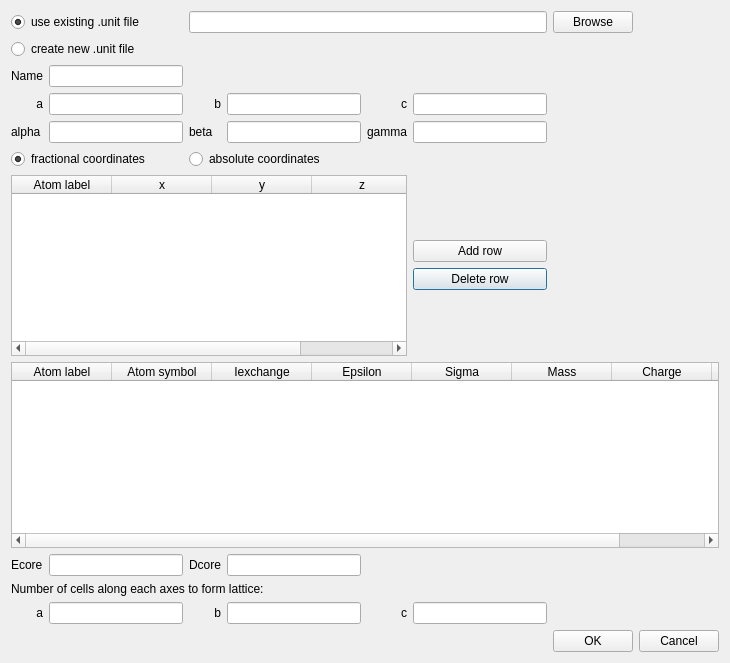
Above: src/makelatticedialog.ui from samcallear/EPSRgui before the change. Below: the same form after it.
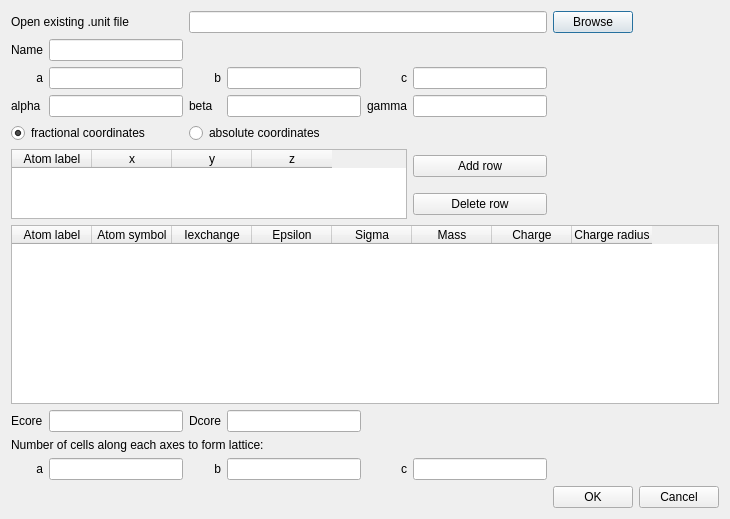
That is the form after the change.

What changed in the file:
```diff
--- a/src/makelatticedialog.ui
+++ b/src/makelatticedialog.ui
@@ -7,7 +7,7 @@
     <x>0</x>
     <y>0</y>
     <width>730</width>
-    <height>663</height>
+    <height>519</height>
    </rect>
   </property>
   <property name="windowTitle">
@@ -16,21 +16,61 @@
   <layout class="QHBoxLayout" name="horizontalLayout">
    <item>
     <layout class="QGridLayout" name="gridLayout">
-     <item row="12" column="0" colspan="4">
-      <widget class="QLabel" name="label">
+     <item row="0" column="0" colspan="2">
+      <widget class="QLabel" name="label_14">
        <property name="text">
-        <string>Number of cells along each axes to form lattice:</string>
+        <string>Open existing .unit file</string>
        </property>
       </widget>
      </item>
-     <item row="3" column="3">
+     <item row="0" column="2" colspan="4">
+      <widget class="QLineEdit" name="unitFileLineEdit"/>
+     </item>
+     <item row="0" column="6">
+      <widget class="QPushButton" name="browseButton">
+       <property name="text">
+        <string>Browse</string>
+       </property>
+      </widget>
+     </item>
+     <item row="1" column="0">
+      <widget class="QLabel" name="label_5">
+       <property name="text">
+        <string>Name</string>
+       </property>
+      </widget>
+     </item>
+     <item row="1" column="1">
+      <widget class="QLineEdit" name="fileNameLineEdit"/>
+     </item>
+     <item row="2" column="0">
+      <widget class="QLabel" name="label_6">
+       <property name="text">
+        <string>a</string>
+       </property>
+       <property name="alignment">
+        <set>Qt::AlignRight|Qt::AlignTrailing|Qt::AlignVCenter</set>
+       </property>
+      </widget>
+     </item>
+     <item row="2" column="1">
+      <widget class="QLineEdit" name="aLineEdit"/>
+     </item>
+     <item row="2" column="2">
+      <widget class="QLabel" name="label_7">
+       <property name="text">
+        <string>b</string>
+       </property>
+       <property name="alignment">
+        <set>Qt::AlignRight|Qt::AlignTrailing|Qt::AlignVCenter</set>
+       </property>
+      </widget>
+     </item>
+     <item row="2" column="3">
       <widget class="QLineEdit" name="bLineEdit"/>
      </item>
-     <item row="13" column="5">
-      <widget class="QLineEdit" name="cLattLineEdit"/>
-     </item>
-     <item row="13" column="4">
-      <widget class="QLabel" name="label_4">
+     <item row="2" column="4">
+      <widget class="QLabel" name="label_8">
        <property name="text">
         <string>c</string>
        </property>
@@ -39,20 +79,10 @@
        </property>
       </widget>
      </item>
-     <item row="3" column="5">
+     <item row="2" column="5">
       <widget class="QLineEdit" name="cLineEdit"/>
      </item>
-     <item row="5" column="2" colspan="2">
-      <widget class="QRadioButton" name="absRadioButton">
-       <property name="text">
-        <string>absolute coordinates</string>
-       </property>
-       <attribute name="buttonGroup">
-        <string notr="true">buttonGroup_2</string>
-       </attribute>
-      </widget>
-     </item>
-     <item row="4" column="0">
+     <item row="3" column="0">
       <widget class="QLabel" name="label_9">
        <property name="text">
         <string>alpha</string>
@@ -60,27 +90,56 @@
       </widget>
      </item>
      <item row="3" column="1">
-      <widget class="QLineEdit" name="aLineEdit"/>
+      <widget class="QLineEdit" name="alLineEdit"/>
      </item>
-     <item row="8" column="5">
-      <widget class="QPushButton" name="deleteRowButton">
+     <item row="3" column="2">
+      <widget class="QLabel" name="label_10">
        <property name="text">
-        <string>Delete row</string>
+        <string>beta</string>
        </property>
       </widget>
      </item>
-     <item row="1" column="0" colspan="2">
-      <widget class="QRadioButton" name="createRadioButton">
+     <item row="3" column="3">
+      <widget class="QLineEdit" name="beLineEdit"/>
+     </item>
+     <item row="3" column="4">
+      <widget class="QLabel" name="label_11">
        <property name="text">
-        <string>create new .unit file</string>
+        <string>gamma</string>
        </property>
+      </widget>
+     </item>
+     <item row="3" column="5">
+      <widget class="QLineEdit" name="gaLineEdit"/>
+     </item>
+     <item row="4" column="0" colspan="2">
+      <widget class="QRadioButton" name="fracRadioButton">
+       <property name="text">
+        <string>fractional coordinates</string>
+       </property>
+       <property name="checked">
+        <bool>true</bool>
+       </property>
        <attribute name="buttonGroup">
         <string notr="true">buttonGroup</string>
        </attribute>
       </widget>
      </item>
-     <item row="6" column="0" rowspan="4" colspan="5">
+     <item row="4" column="2" colspan="2">
+      <widget class="QRadioButton" name="absRadioButton">
+       <property name="text">
+        <string>absolute coordinates</string>
+       </property>
+       <attribute name="buttonGroup">
+        <string notr="true">buttonGroup_2</string>
+       </attribute>
+      </widget>
+     </item>
+     <item row="5" column="0" rowspan="2" colspan="5">
       <widget class="QTableWidget" name="coordTable">
+       <attribute name="horizontalHeaderDefaultSectionSize">
+        <number>80</number>
+       </attribute>
        <column>
         <property name="text">
          <string>Atom label</string>
@@ -103,17 +162,95 @@
        </column>
       </widget>
      </item>
-     <item row="11" column="0">
+     <item row="5" column="5">
+      <widget class="QPushButton" name="addRowButton">
+       <property name="text">
+        <string>Add row</string>
+       </property>
+      </widget>
+     </item>
+     <item row="6" column="5">
+      <widget class="QPushButton" name="deleteRowButton">
+       <property name="text">
+        <string>Delete row</string>
+       </property>
+      </widget>
+     </item>
+     <item row="7" column="0" colspan="8">
+      <widget class="QTableWidget" name="paramTable">
+       <attribute name="horizontalHeaderDefaultSectionSize">
+        <number>80</number>
+       </attribute>
+       <column>
+        <property name="text">
+         <string>Atom label</string>
+        </property>
+       </column>
+       <column>
+        <property name="text">
+         <string>Atom symbol</string>
+        </property>
+       </column>
+       <column>
+        <property name="text">
+         <string>Iexchange</string>
+        </property>
+       </column>
+       <column>
+        <property name="text">
+         <string>Epsilon</string>
+        </property>
+       </column>
+       <column>
+        <property name="text">
+         <string>Sigma</string>
+        </property>
+       </column>
+       <column>
+        <property name="text">
+         <string>Mass</string>
+        </property>
+       </column>
+       <column>
+        <property name="text">
+         <string>Charge</string>
+        </property>
+       </column>
+       <column>
+        <property name="text">
+         <string>Charge radius</string>
+        </property>
+       </column>
+      </widget>
+     </item>
+     <item row="8" column="0">
       <widget class="QLabel" name="label_12">
        <property name="text">
         <string>Ecore</string>
        </property>
       </widget>
      </item>
-     <item row="4" column="3">
-      <widget class="QLineEdit" name="beLineEdit"/>
+     <item row="8" column="1">
+      <widget class="QLineEdit" name="ecoreLineEdit"/>
      </item>
-     <item row="13" column="0">
+     <item row="8" column="2">
+      <widget class="QLabel" name="label_13">
+       <property name="text">
+        <string>Dcore</string>
+       </property>
+      </widget>
+     </item>
+     <item row="8" column="3">
+      <widget class="QLineEdit" name="dcoreLineEdit"/>
+     </item>
+     <item row="9" column="0" colspan="4">
+      <widget class="QLabel" name="label">
+       <property name="text">
+        <string>Number of cells along each axes to form lattice:</string>
+       </property>
+      </widget>
+     </item>
+     <item row="10" column="0">
       <widget class="QLabel" name="label_2">
        <property name="text">
         <string>a</string>
@@ -123,88 +260,11 @@
        </property>
       </widget>
      </item>
-     <item row="13" column="1">
+     <item row="10" column="1">
       <widget class="QLineEdit" name="aLattLineEdit"/>
      </item>
-     <item row="4" column="1">
-      <widget class="QLineEdit" name="alLineEdit"/>
-     </item>
-     <item row="2" column="0">
-      <widget class="QLabel" name="label_5">
-       <property name="text">
-        <string>Name</string>
-       </property>
-      </widget>
-     </item>
-     <item row="0" column="0" colspan="2">
-      <widget class="QRadioButton" name="existingRadioButton">
-       <property name="text">
-        <string>use existing .unit file</string>
-       </property>
-       <property name="checked">
-        <bool>true</bool>
-       </property>
-       <attribute name="buttonGroup">
-        <string notr="true">buttonGroup</string>
-       </attribute>
-      </widget>
-     </item>
-     <item row="4" column="4">
-      <widget class="QLabel" name="label_11">
-       <property name="text">
-        <string>gamma</string>
-       </property>
-      </widget>
-     </item>
-     <item row="0" column="2" colspan="4">
-      <widget class="QLineEdit" name="unitFileLineEdit"/>
-     </item>
-     <item row="5" column="0" colspan="2">
-      <widget class="QRadioButton" name="fracRadioButton">
-       <property name="text">
-        <string>fractional coordinates</string>
-       </property>
-       <property name="checked">
-        <bool>true</bool>
-       </property>
-       <attribute name="buttonGroup">
-        <string notr="true">buttonGroup_2</string>
-       </attribute>
-      </widget>
-     </item>
-     <item row="4" column="2">
-      <widget class="QLabel" name="label_10">
-       <property name="text">
-        <string>beta</string>
-       </property>
-      </widget>
-     </item>
-     <item row="14" column="7">
-      <widget class="QPushButton" name="cancelButton">
-       <property name="text">
-        <string>Cancel</string>
-       </property>
-      </widget>
-     </item>
-     <item row="14" column="6">
-      <widget class="QPushButton" name="okButton">
-       <property name="text">
-        <string>OK</string>
-       </property>
-      </widget>
-     </item>
-     <item row="11" column="1">
-      <widget class="QLineEdit" name="ecoreLineEdit"/>
-     </item>
-     <item row="0" column="6">
-      <widget class="QPushButton" name="browseButton">
-       <property name="text">
-        <string>Browse</string>
-       </property>
-      </widget>
-     </item>
-     <item row="3" column="2">
-      <widget class="QLabel" name="label_7">
+     <item row="10" column="2">
+      <widget class="QLabel" name="label_3">
        <property name="text">
         <string>b</string>
        </property>
@@ -213,7 +273,23 @@
        </property>
       </widget>
      </item>
-     <item row="14" column="0" colspan="6">
+     <item row="10" column="3">
+      <widget class="QLineEdit" name="bLattLineEdit"/>
+     </item>
+     <item row="10" column="4">
+      <widget class="QLabel" name="label_4">
+       <property name="text">
+        <string>c</string>
+       </property>
+       <property name="alignment">
+        <set>Qt::AlignRight|Qt::AlignTrailing|Qt::AlignVCenter</set>
+       </property>
+      </widget>
+     </item>
+     <item row="10" column="5">
+      <widget class="QLineEdit" name="cLattLineEdit"/>
+     </item>
+     <item row="11" column="0" colspan="6">
       <spacer name="horizontalSpacer">
        <property name="orientation">
         <enum>Qt::Horizontal</enum>
@@ -226,104 +302,18 @@
        </property>
       </spacer>
      </item>
-     <item row="11" column="2">
-      <widget class="QLabel" name="label_13">
+     <item row="11" column="6">
+      <widget class="QPushButton" name="okButton">
        <property name="text">
-        <string>Dcore</string>
+        <string>OK</string>
        </property>
       </widget>
      </item>
-     <item row="13" column="2">
-      <widget class="QLabel" name="label_3">
+     <item row="11" column="7">
+      <widget class="QPushButton" name="cancelButton">
        <property name="text">
-        <string>b</string>
+        <string>Cancel</string>
        </property>
-       <property name="alignment">
-        <set>Qt::AlignRight|Qt::AlignTrailing|Qt::AlignVCenter</set>
-       </property>
-      </widget>
-     </item>
-     <item row="13" column="3">
-      <widget class="QLineEdit" name="bLattLineEdit"/>
-     </item>
-     <item row="7" column="5">
-      <widget class="QPushButton" name="addRowButton">
-       <property name="text">
-        <string>Add row</string>
-       </property>
-      </widget>
-     </item>
-     <item row="11" column="3">
-      <widget class="QLineEdit" name="dcoreLineEdit"/>
-     </item>
-     <item row="3" column="0">
-      <widget class="QLabel" name="label_6">
-       <property name="text">
-        <string>a</string>
-       </property>
-       <property name="alignment">
-        <set>Qt::AlignRight|Qt::AlignTrailing|Qt::AlignVCenter</set>
-       </property>
-      </widget>
-     </item>
-     <item row="2" column="1">
-      <widget class="QLineEdit" name="fileNameLineEdit"/>
-     </item>
-     <item row="3" column="4">
-      <widget class="QLabel" name="label_8">
-       <property name="text">
-        <string>c</string>
-       </property>
-       <property name="alignment">
-        <set>Qt::AlignRight|Qt::AlignTrailing|Qt::AlignVCenter</set>
-       </property>
-      </widget>
-     </item>
-     <item row="4" column="5">
-      <widget class="QLineEdit" name="gaLineEdit"/>
-     </item>
-     <item row="10" column="0" colspan="8">
-      <widget class="QTableWidget" name="paramTable">
-       <column>
-        <property name="text">
-         <string>Atom label</string>
-        </property>
-       </column>
-       <column>
-        <property name="text">
-         <string>Atom symbol</string>
-        </property>
-       </column>
-       <column>
-        <property name="text">
-         <string>Iexchange</string>
-        </property>
-       </column>
-       <column>
-        <property name="text">
-         <string>Epsilon</string>
-        </property>
-       </column>
-       <column>
-        <property name="text">
-         <string>Sigma</string>
-        </property>
-       </column>
-       <column>
-        <property name="text">
-         <string>Mass</string>
-        </property>
-       </column>
-       <column>
-        <property name="text">
-         <string>Charge</string>
-        </property>
-       </column>
-       <column>
-        <property name="text">
-         <string>Charge radius</string>
-        </property>
-       </column>
       </widget>
      </item>
     </layout>
```
Left out of the diff: 6 changed lines with no effect on the pictures.
